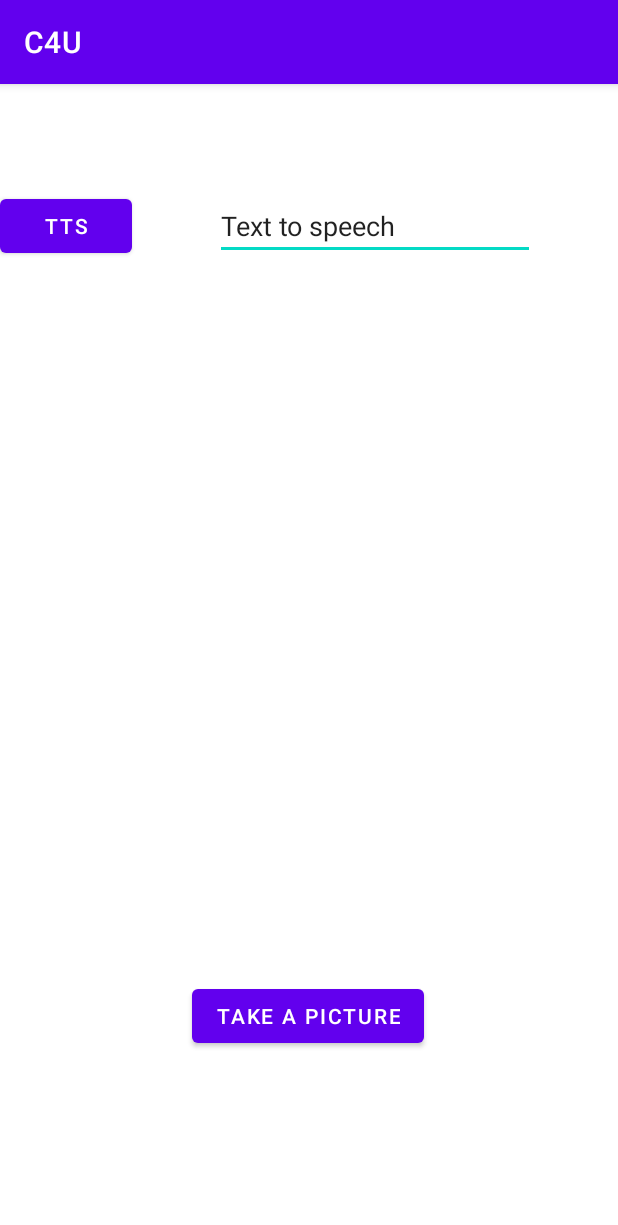
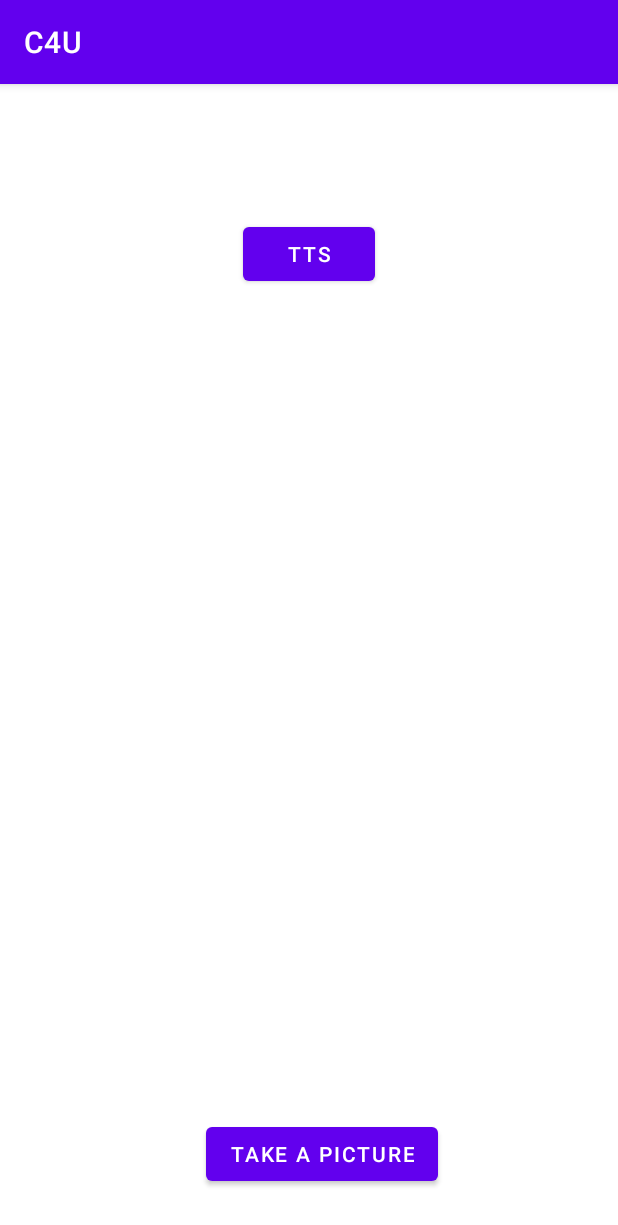
Before and after one commit to hamzatamry/C4U, an Android app: the OcrActivity screen opened directly, with no data from a screen before it, after a tap on "TTS", on a phone screen of 412 x 824 dp. Shown: the top 1225 px of the screen. Run offline under Robolectric (Android 15) with nearby library versions, the phone set to English and light mode, and no system bars; libraries missing offline, so code that uses them is left out: com.google.android.gms.

Commit message:
ocr activity directly opens cam

```diff
--- a/app/src/main/java/com/example/ocrcam/OcrActivity.java
+++ b/app/src/main/java/com/example/ocrcam/OcrActivity.java
@@ -28,7 +28,6 @@ public class OcrActivity extends AppCompatActivity {
     private TextRecognizer recognizer;
     private TextView textView;
     private Button ttsButton;
-    private EditText ttsText;
     TextToSpeech textToSpeech;
     TextToSpeech.OnInitListener listener;
     private static final int REQUEST_IMAGE_CAPTURE = 101;
@@ -39,11 +38,15 @@ public class OcrActivity extends AppCompatActivity {
         super.onCreate(savedInstanceState);
         setContentView(R.layout.ocr_activity);
 
+        Intent imgTakeIntent = new Intent(MediaStore.ACTION_IMAGE_CAPTURE);
+        if(imgTakeIntent.resolveActivity(getPackageManager()) != null){
+            startActivityForResult(imgTakeIntent,100);
+        }
+
         imgView = findViewById(R.id.imageView);
         TakePicButt = findViewById(R.id.button);
         textView = findViewById(R.id.textView);
         ttsButton = findViewById(R.id.button2);
-        ttsText = findViewById(R.id.editText);
 
         listener = status -> {
             if(status != TextToSpeech.ERROR){
@@ -52,7 +55,7 @@ public class OcrActivity extends AppCompatActivity {
         };
         textToSpeech = new TextToSpeech(getApplicationContext(), listener);
         ttsButton.setOnClickListener(v -> {
-            String ttsSpeech = ttsText.getText().toString();
+            String ttsSpeech = textView.getText().toString();
             textToSpeech.speak(ttsSpeech,TextToSpeech.QUEUE_FLUSH,null);
 
         });
@@ -92,11 +95,9 @@ public class OcrActivity extends AppCompatActivity {
             for (int i = 0; i<sparseArray.size(); i++){
                 TextBlock tb = sparseArray.get(i);
                 String res = tb.getValue();
-                stringBuilder.append(res);
+                stringBuilder.append("\n"+res);
             }
             textView.setText(stringBuilder);
-            ttsText.setText(stringBuilder);
-            textToSpeech.speak(stringBuilder.toString(),TextToSpeech.QUEUE_FLUSH,null);
         }
     }
 
--- a/app/src/main/res/layout/ocr_activity.xml
+++ b/app/src/main/res/layout/ocr_activity.xml
@@ -13,10 +13,10 @@
         android:text="Take a picture"
         app:layout_constraintBottom_toBottomOf="parent"
         app:layout_constraintEnd_toEndOf="parent"
-        app:layout_constraintHorizontal_bias="0.498"
+        app:layout_constraintHorizontal_bias="0.533"
         app:layout_constraintStart_toStartOf="parent"
         app:layout_constraintTop_toTopOf="parent"
-        app:layout_constraintVertical_bias="0.83" />
+        app:layout_constraintVertical_bias="0.957" />
 
     <ImageView
         android:id="@+id/imageView"
@@ -26,6 +26,7 @@
         app:layout_constraintEnd_toEndOf="parent"
         app:layout_constraintStart_toStartOf="parent"
         app:layout_constraintTop_toTopOf="parent"
+        app:layout_constraintVertical_bias="0.482"
         tools:srcCompat="@tools:sample/avatars" />
 
     <TextView
@@ -34,8 +35,10 @@
         android:layout_height="145dp"
         app:layout_constraintBottom_toTopOf="@+id/button"
         app:layout_constraintEnd_toEndOf="parent"
+        app:layout_constraintHorizontal_bias="0.563"
         app:layout_constraintStart_toStartOf="parent"
-        app:layout_constraintTop_toBottomOf="@+id/imageView" />
+        app:layout_constraintTop_toBottomOf="@+id/imageView"
+        app:layout_constraintVertical_bias="0.615" />
 
     <Button
         android:id="@+id/button2"
@@ -43,19 +46,8 @@
         android:layout_height="wrap_content"
         android:text="TTS"
         app:layout_constraintBottom_toTopOf="@+id/imageView"
+        app:layout_constraintEnd_toEndOf="parent"
         app:layout_constraintStart_toStartOf="parent"
         app:layout_constraintTop_toTopOf="parent" />
 
-    <EditText
-        android:id="@+id/editText"
-        android:layout_width="wrap_content"
-        android:layout_height="wrap_content"
-        android:ems="10"
-        android:inputType="textPersonName"
-        android:text="Text to speech"
-        app:layout_constraintBottom_toTopOf="@+id/imageView"
-        app:layout_constraintEnd_toEndOf="parent"
-        app:layout_constraintStart_toEndOf="@+id/button2"
-        app:layout_constraintTop_toTopOf="parent" />
-
 </androidx.constraintlayout.widget.ConstraintLayout>
```
